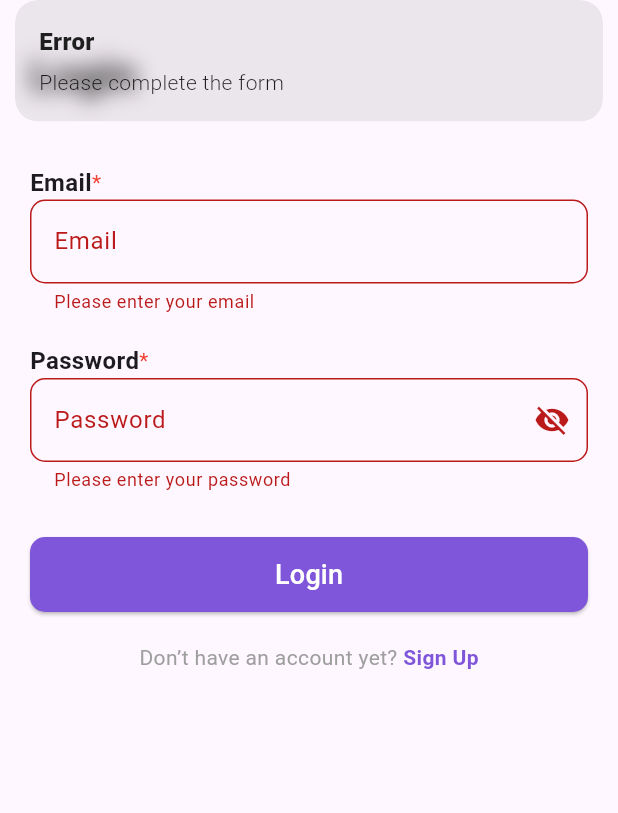
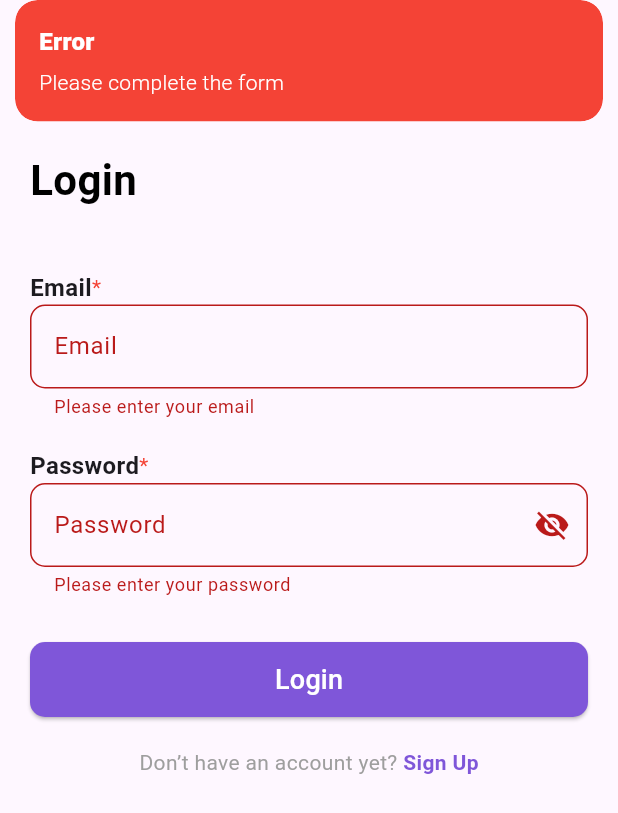
Before and after one commit to Anwar-Kabir/Finance-Management, a Flutter app: the screen it shows after launch, after a tap on "Login", on a phone screen of 412 x 824 dp. Shown: the top 813 px of the screen. Run offline on Flutter 3.47's test engine with Material 3 defaults, Android fonts, the phone set to English and light mode, and no system bars; our stand-ins replace get, shared_preferences.

Commit message:
github ci cd added

```diff
--- a/lib/controllers/login_controller.dart
+++ b/lib/controllers/login_controller.dart
@@ -69,8 +69,11 @@ class LoginController extends GetxController {
         // Navigate to Home screen
         Get.offAll(const AppBottomNavigationBar());
       } else {
-        Get.snackbar("Error", "Invalid email or password");
+        Get.snackbar("Error", "Invalid email or password", backgroundColor: Colors.red, colorText: Colors.white);
       }
     }
   }
+
+
+
 }
--- a/lib/controllers/signup_controller.dart
+++ b/lib/controllers/signup_controller.dart
@@ -79,13 +79,15 @@ class SignupController extends GetxController {
       await prefs.setString('password', passwordController.text);
 
 
-      Get.snackbar("Success", "Sign up successful!");
+      Get.snackbar("Success", "Sign up successful!", backgroundColor: Colors.green, colorText: Colors.white);
 
 
       Get.offAll(const Login());
     } else {
 
-      Get.snackbar("Error", "Please complete the form");
+      Get.snackbar("Error", "Please complete the form", backgroundColor: Colors.red, colorText: Colors.white);
     }
   }
+
+
 }
--- /dev/null
+++ b/lib/view/ci_cd.dart
@@ -0,0 +1 @@
+////cicd added , let check it
--- a/lib/view/expense/expense_view.dart
+++ b/lib/view/expense/expense_view.dart
@@ -26,7 +26,7 @@ class ExpenseView extends StatelessWidget {
             child: Obx(() {
               final totalExpense = expenseController.getTotalExpenses();
               return Text(
-                'Total Expenses: \$${totalExpense.toStringAsFixed(2)}',
+                'Total Expenses: ৳${totalExpense.toStringAsFixed(2)}',
                 style: const TextStyle(
                   fontSize: 20,
                   fontWeight: FontWeight.bold,
@@ -64,7 +64,7 @@ class ExpenseView extends StatelessWidget {
                           child: ListTile(
                             contentPadding: const EdgeInsets.all(16.0),
                             title: Text(
-                              '\$${expense.amount.toStringAsFixed(2)}',
+                              '৳${expense.amount.toStringAsFixed(2)}',
                               style:
                                   const TextStyle(fontWeight: FontWeight.bold),
                             ),
--- a/lib/view/income/income_view.dart
+++ b/lib/view/income/income_view.dart
@@ -26,7 +26,7 @@ class IncomeView extends StatelessWidget {
             child: Obx(() {
               final totalIncome = incomeController.getTotalIncome();
               return Text(
-                'Total Income: \$${totalIncome.toStringAsFixed(2)}',
+                'Total Income: ৳${totalIncome.toStringAsFixed(2)}',
                 style: const TextStyle(
                     fontSize: 20,
                     fontWeight: FontWeight.bold,
@@ -55,7 +55,7 @@ class IncomeView extends StatelessWidget {
                             tileColor: Colors.grey[200],
                             contentPadding: const EdgeInsets.all(12.0),
                             title: Text(
-                              '\$${income.amount.toStringAsFixed(2)}',
+                              '৳${income.amount.toStringAsFixed(2)}',
                               style: const TextStyle(
                                   fontWeight: FontWeight.bold, fontSize: 16),
                             ),
--- a/lib/view/login/login.dart
+++ b/lib/view/login/login.dart
@@ -36,14 +36,14 @@ class LoginState extends State<Login> {
         await prefs.setBool('isLoggedIn', true);
 
         Get.off(() => const AppBottomNavigationBar());
-        Get.snackbar("Success", "Login Successful");
+        Get.snackbar("Success", "Login Successful", backgroundColor: Colors.green, colorText: Colors.white);
       } else {
 
-        Get.snackbar("Error", "Invalid email or password");
+        Get.snackbar("Error", "Invalid email or password", backgroundColor: Colors.red, colorText: Colors.white);
       }
     } else {
 
-      Get.snackbar("Error", "Please complete the form");
+      Get.snackbar("Error", "Please complete the form", backgroundColor: Colors.red, colorText: Colors.white);
     }
   }
 
@@ -57,7 +57,7 @@ class LoginState extends State<Login> {
           child: Column(
             crossAxisAlignment: CrossAxisAlignment.start,
             children: <Widget>[
-              const SizedBox(height: 30),
+              const SizedBox(height: 100),
               const Text(
                 'Login',
                 style: TextStyle(
--- a/lib/view/signup/signup.dart
+++ b/lib/view/signup/signup.dart
@@ -22,7 +22,7 @@ class Signup extends StatelessWidget {
           child: Column(
             crossAxisAlignment: CrossAxisAlignment.start,
             children: <Widget>[
-              const SizedBox(height: 30),
+              const SizedBox(height: 100),
               const Text(
                 'Sign Up',
                 style: TextStyle(
--- a/lib/view/splash/splash_controller.dart
+++ b/lib/view/splash/splash_controller.dart
@@ -54,4 +54,6 @@ class SplashController extends GetxController {
       Get.offAll(() => const Login());
     }
   }
+
+
 }
```
Also changed, not shown: lib/controllers/income_controller.dart (+23 -0 lines), lib/controllers/profile_controller.dart (+28 -1 lines), lib/view/home/home.dart (+4 -4 lines), 1 other file.
